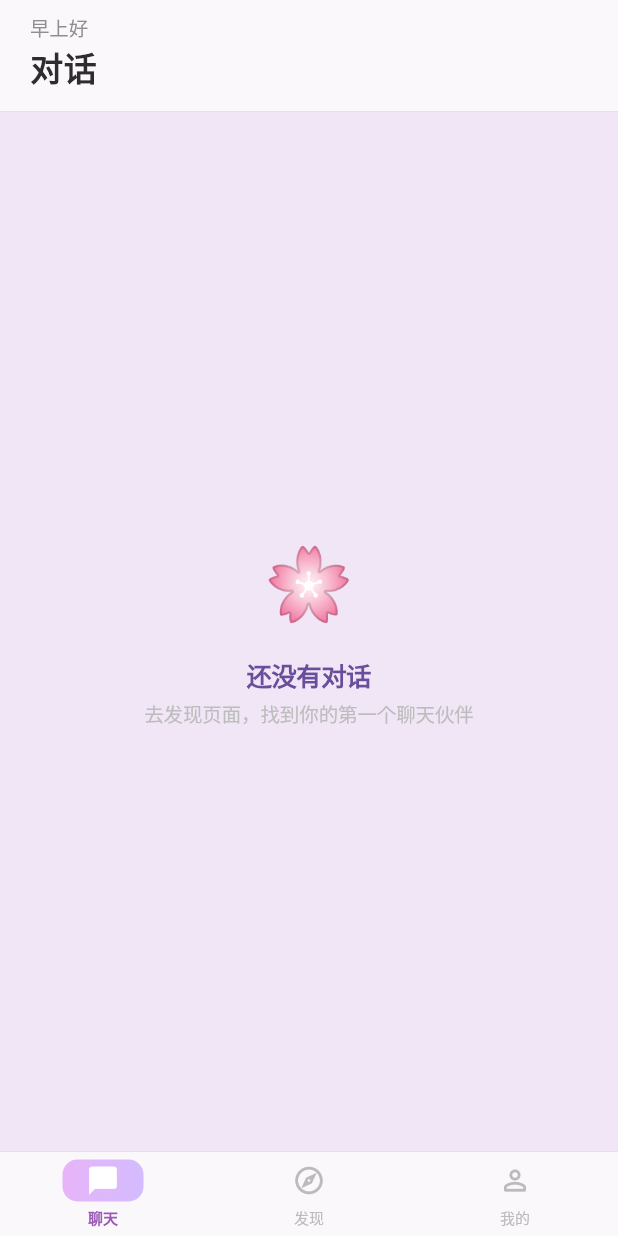
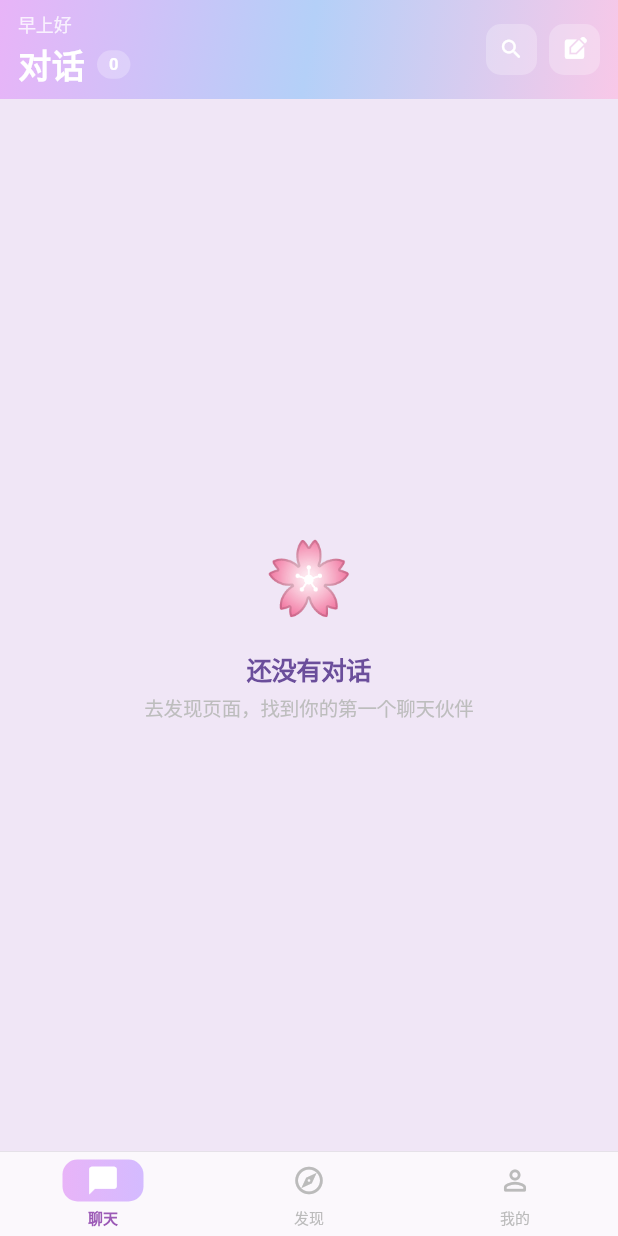
Before and after one commit to love-yuri/talk-verse, a Flutter app: the screen it shows after launch, on a phone screen of 412 x 824 dp. Run offline on Flutter 3.47's test engine with Material 3 defaults, Android fonts, the phone set to English and light mode, and no system bars; our stand-ins replace shared_preferences; missing offline and left inert: window_manager; Roboto replaces fonts that are missing (MapleMono).

Commit message:
refactor(ui): 提取 GlassHeader 通用组件并统一各页面头部样式
将各页面重复的毛玻璃头部代码提取为 GlassHeader 组件，
支持渐变背景、标题/副标题、徽章和操作按钮配置。

```diff
--- a/lib/screens/chat_list_screen.dart
+++ b/lib/screens/chat_list_screen.dart
@@ -1,10 +1,10 @@
-import 'dart:ui';
 import 'package:flutter/material.dart';
 import '../constants/app_colors.dart';
 import '../constants/app_text_styles.dart';
 import '../models/chat_session.dart';
 import '../services/chat_storage_service.dart';
 import '../utils/date_utils.dart';
+import '../widgets/glass_header.dart';
 import '../widgets/warm_background.dart';
 import 'chat_screen.dart';
 
@@ -44,32 +44,15 @@ class _ChatListScreenState extends State<ChatListScreen> {
   }
 
   Widget _buildHeader() {
-    return ClipRect(
-      child: BackdropFilter(
-        filter: ImageFilter.blur(sigmaX: 20, sigmaY: 20),
-        child: Container(
-          padding: EdgeInsets.only(top: MediaQuery.of(context).padding.top),
-          decoration: BoxDecoration(
-            color: Colors.white.withValues(alpha: 0.72),
-            border: const Border(bottom: BorderSide(color: Color(0x1A000000), width: 0.5)),
-          ),
-          child: Padding(
-            padding: const EdgeInsets.fromLTRB(20, 10, 20, 14),
-            child: Row(
-              children: [
-                Column(
-                  crossAxisAlignment: CrossAxisAlignment.start,
-                  children: [
-                    Text(_getGreeting(), style: const TextStyle(fontFamily: 'MapleMono', fontSize: 13, fontWeight: FontWeight.w400, color: AppColors.textSecondary, letterSpacing: -0.08)),
-                    const SizedBox(height: 2),
-                    const Text('对话', style: TextStyle(fontFamily: 'MapleMono', fontSize: 22, fontWeight: FontWeight.w600, color: AppColors.textPrimary, letterSpacing: 0.35)),
-                  ],
-                ),
-              ],
-            ),
-          ),
-        ),
-      ),
+    return GlassHeader(
+      subtitle: _getGreeting(),
+      title: '对话',
+      badge: '${_sessions.length}',
+      actions: [
+        GlassHeader.iconBtn(Icons.search_rounded, onTap: () {}),
+        const SizedBox(width: 8),
+        GlassHeader.iconBtn(Icons.edit_square, onTap: () {}),
+      ],
     );
   }
 
--- /dev/null
+++ b/lib/widgets/glass_header.dart
@@ -0,0 +1,82 @@
+import 'package:flutter/material.dart';
+import '../constants/app_colors.dart';
+import 'warm_background.dart';
+
+/// 统一渐变顶栏，与聊天页 AppBar 风格一致
+class GlassHeader extends StatelessWidget {
+  final String subtitle;
+  final String title;
+  final String? badge;
+  final List<Widget>? actions;
+
+  const GlassHeader({
+    super.key,
+    required this.subtitle,
+    required this.title,
+    this.badge,
+    this.actions,
+  });
+
+  @override
+  Widget build(BuildContext context) {
+    return Container(
+      padding: EdgeInsets.only(top: MediaQuery.of(context).padding.top),
+      decoration: const BoxDecoration(
+        gradient: LinearGradient(
+          begin: Alignment.topLeft,
+          end: Alignment.bottomRight,
+          colors: [AppColors.chatAppBarStart, AppColors.chatAppBarMid, AppColors.chatAppBarEnd],
+        ),
+      ),
+      child: Padding(
+        padding: const EdgeInsets.symmetric(horizontal: 12, vertical: 8),
+        child: Row(
+          children: [
+            Expanded(
+              child: Column(
+                crossAxisAlignment: CrossAxisAlignment.start,
+                children: [
+                  Text(subtitle, style: TextStyle(fontFamily: 'MapleMono', fontSize: 12, fontWeight: FontWeight.w400, color: Colors.white.withValues(alpha: 0.8), letterSpacing: -0.08)),
+                  const SizedBox(height: 3),
+                  Row(
+                    children: [
+                      Text(title, style: const TextStyle(fontFamily: 'MapleMono', fontSize: 22, fontWeight: FontWeight.w600, color: Colors.white, letterSpacing: 0.35)),
+                      if (badge != null) ...[
+                        const SizedBox(width: 8),
+                        Container(
+                          padding: const EdgeInsets.symmetric(horizontal: 8, vertical: 2),
+                          decoration: BoxDecoration(
+                            color: Colors.white.withValues(alpha: 0.25),
+                            borderRadius: BorderRadius.circular(10),
+                          ),
+                          child: Text(badge!, style: const TextStyle(fontFamily: 'MapleMono', fontSize: 11, fontWeight: FontWeight.w600, color: Colors.white)),
+                        ),
+                      ],
+                    ],
+                  ),
+                ],
+              ),
+            ),
+            if (actions != null) ...actions!,
+          ],
+        ),
+      ),
+    );
+  }
+
+  /// 统一操作按钮样式（白色半透明底，白色图标）
+  static Widget iconBtn(IconData icon, {VoidCallback? onTap}) {
+    return TapScale(
+      onTap: onTap ?? () {},
+      child: Container(
+        width: 34,
+        height: 34,
+        decoration: BoxDecoration(
+          color: Colors.white.withValues(alpha: 0.25),
+          borderRadius: BorderRadius.circular(10),
+        ),
+        child: Icon(icon, size: 17, color: Colors.white),
+      ),
+    );
+  }
+}
```
Also changed, not shown: lib/screens/character_list_screen.dart (+8 -27 lines), lib/screens/profile_screen.dart (+7 -21 lines).
